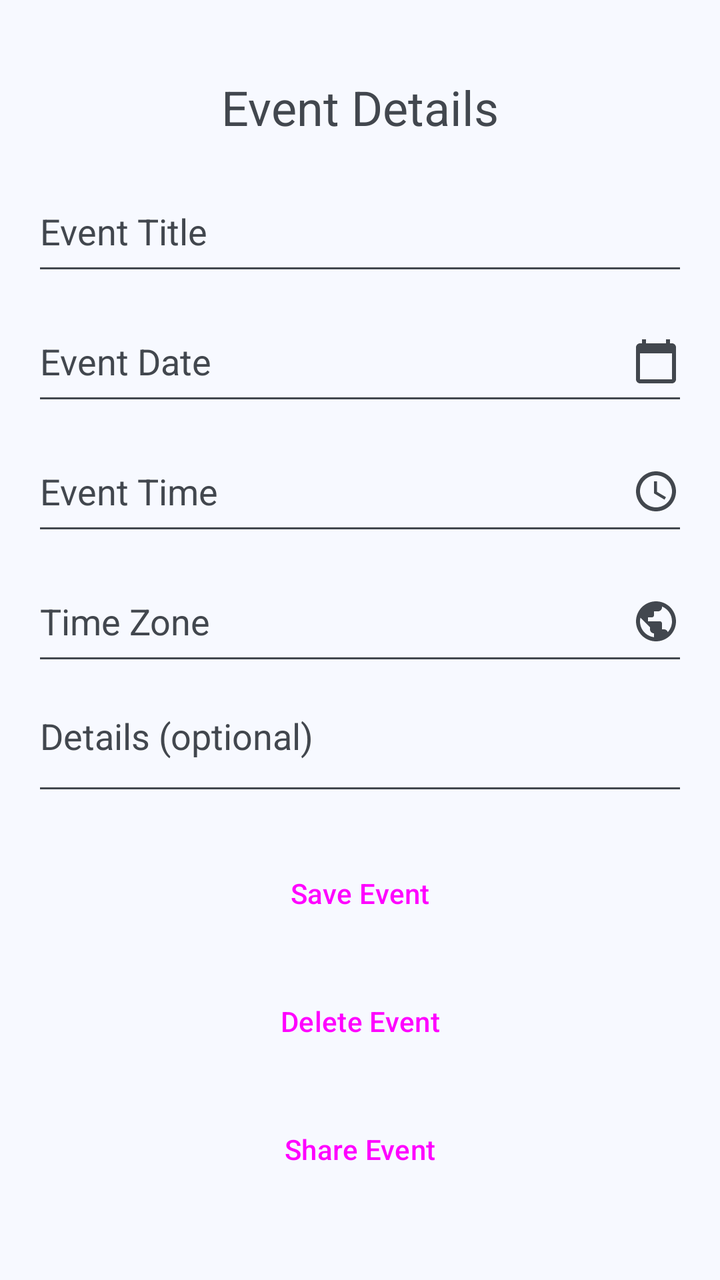
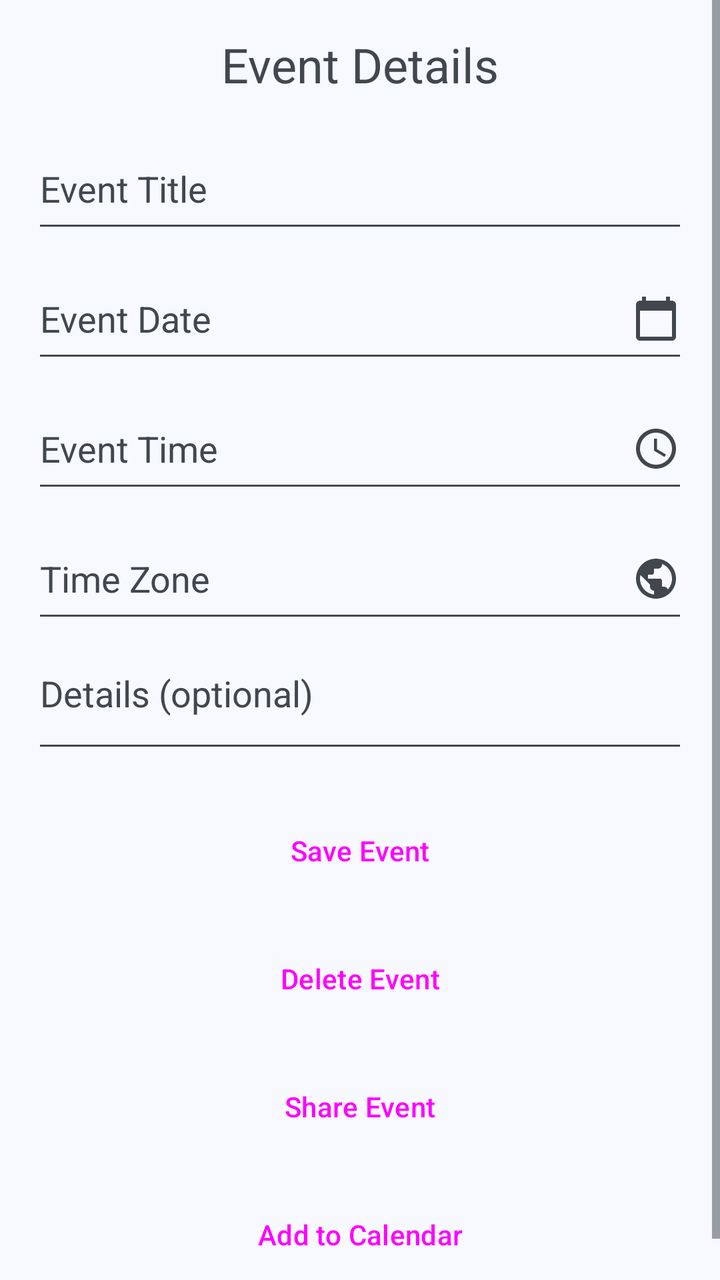

An Android layout rendered at two revisions. The XML below is the earlier revision; the diff shows what the commit changed to produce the second picture.
<!-- AndroidManifest.xml: application theme Theme.Vagor -->
<!-- res/layout/activity_event_detail.xml -->
<?xml version="1.0" encoding="utf-8"?>
<ScrollView
    xmlns:android="http://schemas.android.com/apk/res/android"
    android:layout_width="match_parent"
    android:layout_height="match_parent"
    android:fillViewport="true">

    <LinearLayout
        android:layout_width="match_parent"
        android:layout_height="wrap_content"
        android:gravity="center"
        android:orientation="vertical"
        android:padding="16dp">

        <TextView
            android:layout_width="wrap_content"
            android:layout_height="wrap_content"
            android:text="@string/event_details"
            android:textSize="24sp"
            android:layout_marginBottom="16dp"/>

        <EditText
            android:id="@+id/editEventTitle"
            android:layout_width="match_parent"
            android:layout_height="57dp"
            android:autofillHints="none"
            android:hint="@string/event_title"
            android:inputType="text" />

        <EditText
            android:id="@+id/editEventDate"
            android:layout_width="match_parent"
            android:layout_height="57dp"
            android:layout_marginTop="8dp"
            android:autofillHints="none"
            android:drawableEnd="@drawable/ic_calendar"
            android:hint="@string/event_date"
            android:inputType="date" />

        
        <EditText
            android:id="@+id/editEventTime"
            android:layout_width="match_parent"
            android:layout_height="57dp"
            android:layout_marginTop="8dp"
            android:autofillHints="none"
            android:drawableEnd="@drawable/ic_schedule"
            android:hint="@string/event_time"
            android:inputType="time" />

        
        <EditText
            android:id="@+id/editEventTimeZone"
            android:layout_width="match_parent"
            android:layout_height="57dp"
            android:layout_marginTop="8dp"
            android:autofillHints="none"
            android:drawableEnd="@drawable/ic_public"
            android:hint="@string/event_time_zone"
            android:inputType="text" />

        
        <EditText
            android:id="@+id/editEventDetails"
            android:layout_width="match_parent"
            android:layout_height="wrap_content"
            android:minHeight="57dp"
            android:layout_marginTop="8dp"
            android:autofillHints="none"
            android:gravity="top|start"
            android:hint="@string/event_details_hint"
            android:inputType="textMultiLine|textCapSentences" />

        <Button
            android:id="@+id/buttonSaveEvent"
            style="@style/Widget.Vagor.Button"
            android:layout_width="match_parent"
            android:layout_height="wrap_content"
            android:layout_marginTop="16dp"
            android:text="@string/save_event" />

        <Button
            android:id="@+id/buttonDeleteEvent"
            style="@style/Widget.Vagor.Button"
            android:layout_width="match_parent"
            android:layout_height="wrap_content"
            android:layout_marginTop="@dimen/button_spacing"
            android:text="@string/delete_event" />

        <Button
            android:id="@+id/buttonShareEvent"
            style="@style/Widget.Vagor.Button"
            android:layout_width="match_parent"
            android:layout_height="wrap_content"
            android:layout_marginTop="@dimen/button_spacing"
            android:text="@string/share_event" />

    </LinearLayout>

</ScrollView>
<!-- resources referenced by this layout -->
<resources>
  <dimen name="button_spacing">8dp</dimen>
  <!-- drawable ic_calendar (drawable) -->
  <vector xmlns:android="http://schemas.android.com/apk/res/android"
      android:width="24dp"
      android:height="24dp"
      android:tint="?attr/colorControlNormal"
      android:viewportWidth="24"
      android:viewportHeight="24">
      <path
          android:fillColor="@android:color/white"
          android:pathData="M20,3h-1V1h-2v2H7V1H5v2H4c-1.1,0 -2,0.9 -2,2v16c0,1.1 0.9,2 2,2h16c1.1,0 2,-0.9 2,-2V5c0,-1.1 -0.9,-2 -2,-2zM20,21H4V8h16v13z" />
  </vector>
  <string name="delete_event">Delete Event</string>
  <string name="event_date">Event Date</string>
  <string name="event_details">Event Details</string>
  <string name="event_details_hint">Details (optional)</string>
  <string name="event_time">Event Time</string>
  <string name="event_time_zone">Time Zone</string>
  <string name="event_title">Event Title</string>
  <string name="save_event">Save Event</string>
  <string name="share_event">Share Event</string>
  <style name="Widget.Vagor.Button" parent="Widget.Material3.Button">
          <item name="android:minHeight">@dimen/button_height</item>
          <item name="android:insetTop">0dp</item>
          <item name="android:insetBottom">0dp</item>
      </style>
  <style name="Theme.Vagor" parent="Base.Theme.Vagor">
          <item name="materialTimePickerTheme">@style/ThemeOverlay.Vagor.MaterialTimePicker</item>
      </style>
  <dimen name="button_height">56dp</dimen>
  <style name="ThemeOverlay.Vagor.MaterialTimePicker" parent="ThemeOverlay.Material3.MaterialTimePicker">
          <item name="colorTertiaryContainer">?attr/colorPrimary</item>
          <item name="colorOnTertiaryContainer">?attr/colorOnPrimary</item>
      </style>
  <color name="vagor_light_primary">#00639B</color>
  <color name="vagor_light_onPrimary">#FFFFFF</color>
  <color name="vagor_light_primaryContainer">#CEE5FF</color>
  <color name="vagor_light_onPrimaryContainer">#001D33</color>
  <color name="vagor_light_secondary">#51606F</color>
  <color name="vagor_light_onSecondary">#FFFFFF</color>
  <color name="vagor_light_secondaryContainer">#D5E4F7</color>
  <color name="vagor_light_onSecondaryContainer">#0E1D2A</color>
  <color name="vagor_light_tertiary">#68587A</color>
  <color name="vagor_light_onTertiary">#FFFFFF</color>
  <color name="vagor_light_tertiaryContainer">#EFDBFF</color>
  <color name="vagor_light_onTertiaryContainer">#231533</color>
  <color name="vagor_light_error">#BA1A1A</color>
  <color name="vagor_light_onError">#FFFFFF</color>
  <color name="vagor_light_errorContainer">#FFDAD6</color>
  <color name="vagor_light_onErrorContainer">#410002</color>
  <color name="vagor_light_background">#F7F9FF</color>
  <color name="vagor_light_onBackground">#181C20</color>
  <color name="vagor_light_surface">#F7F9FF</color>
  <color name="vagor_light_onSurface">#181C20</color>
  <color name="vagor_light_surfaceVariant">#DEE3EB</color>
  <color name="vagor_light_onSurfaceVariant">#42474E</color>
  <color name="vagor_light_outline">#72777F</color>
  <color name="vagor_light_outlineVariant">#C2C7CF</color>
  <color name="vagor_light_inverseSurface">#2D3135</color>
  <color name="vagor_light_inverseOnSurface">#EFF1F6</color>
  <color name="vagor_light_inversePrimary">#97CBFF</color>
  <color name="vagor_light_surfaceDim">#D8DAE0</color>
  <color name="vagor_light_surfaceBright">#F7F9FF</color>
  <color name="vagor_light_surfaceContainerLowest">#FFFFFF</color>
  <color name="vagor_light_surfaceContainerLow">#F1F3F9</color>
  <color name="vagor_light_surfaceContainer">#ECEEF3</color>
  <color name="vagor_light_surfaceContainerHigh">#E6E8EE</color>
  <color name="vagor_light_surfaceContainerHighest">#E0E2E8</color>
  <!-- unchanged entries left out for length: 3 -->
</resources>

<!-- the commit's change to res/layout/activity_event_detail.xml (unified diff, before → after) -->
@@ -95,6 +95,14 @@
             android:layout_marginTop="@dimen/button_spacing"
             android:text="@string/share_event" />
 
+        <Button
+            android:id="@+id/buttonEventToCalendar"
+            style="@style/Widget.Vagor.Button"
+            android:layout_width="match_parent"
+            android:layout_height="wrap_content"
+            android:layout_marginTop="@dimen/button_spacing"
+            android:text="@string/add_to_calendar" />
+
     </LinearLayout>
 
 </ScrollView>
<!-- resource entries referenced after the edit -->
@@ -12,6 +12,7 @@
           android:fillColor="@android:color/white"
           android:pathData="M20,3h-1V1h-2v2H7V1H5v2H4c-1.1,0 -2,0.9 -2,2v16c0,1.1 0.9,2 2,2h16c1.1,0 2,-0.9 2,-2V5c0,-1.1 -0.9,-2 -2,-2zM20,21H4V8h16v13z" />
   </vector>
+  <string name="add_to_calendar">Add to Calendar</string>
   <string name="delete_event">Delete Event</string>
   <string name="event_date">Event Date</string>
   <string name="event_details">Event Details</string>
